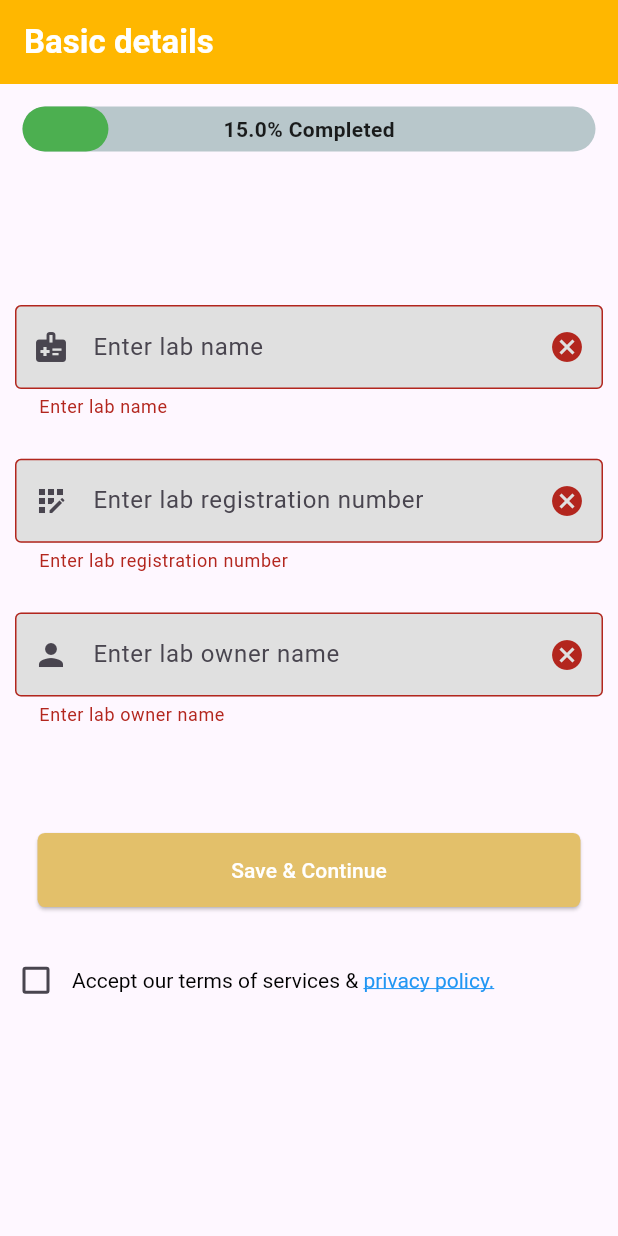
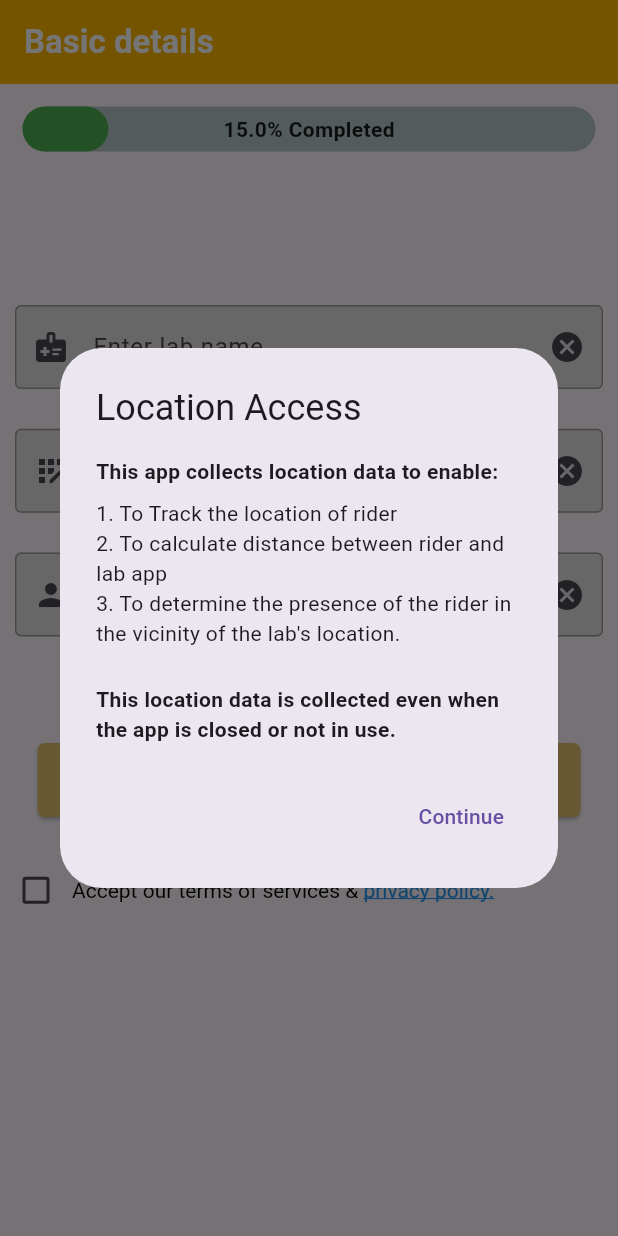
Before and after one commit to sarojKumarPadhi/lab_apk, a Flutter app: the UserRegistration screen opened directly, after a tap on "Save & Continue", on a phone screen of 412 x 824 dp. Run offline on Flutter 3.47's test engine with Material 3 defaults, Android fonts, the phone set to English and light mode, and no system bars; drawn by our look-alikes of percent_indicator; our stand-ins replace animate_do, audioplayers, cached_network_image, cloud_firestore, connectivity_plus, firebase_auth and 22 more; missing offline and left inert: colorful_safe_area, flutter_geofire, flutter_phone_direct_caller, flutter_polyline_points, gif_view, mailer and 2 more; accounts and stored records are empty; project files that could hold a hidden picture were left out.

Commit message:
first commit

```diff
--- a/lib/auth/verifyOtp.dart
+++ b/lib/auth/verifyOtp.dart
@@ -17,7 +17,7 @@ verifyOtp(BuildContext context, String otpByInput) async {
       colorText: Colors.white,
       icon: const Icon(Icons.dangerous, color: Colors.white),
       "Alert",
-      "Enter a Valid Otp",
+      "Enter a Valid Otp ",
       backgroundColor: Colors.red,
     );
   }
--- a/lib/page/userRegistration.dart
+++ b/lib/page/userRegistration.dart
@@ -1,6 +1,8 @@
 import 'package:animate_do/animate_do.dart';
+import 'package:flutter/cupertino.dart';
 import 'package:flutter/gestures.dart';
 import 'package:flutter/material.dart';
+import 'package:flutter/services.dart';
 import 'package:get/get.dart';
 import 'package:get_storage/get_storage.dart';
 import 'package:jonk_lab/component/myTextField.dart';
@@ -25,18 +27,69 @@ class _UserRegistrationState extends State<UserRegistration> {
   TextEditingController labRegistrationController = TextEditingController();
   TextEditingController labOwnerNameController = TextEditingController();
   TernAndConditionsController ternAndConditionsController =
-  Get.put(TernAndConditionsController());
+      Get.put(TernAndConditionsController());
   GetStorage data = GetStorage();
 
   @override
   initState() {
     super.initState();
+    Future.delayed(Duration.zero, () {
+      _showProminentDisclosure();
+    });
+
     if (data.read("basicDetails") != null) {
       Map<String, dynamic> getData = data.read("basicDetails");
       labNameController.text = getData["labName"];
       labRegistrationController.text = getData["labRegistrationNumber"];
       labOwnerNameController.text = getData["labOwnerName"];
     }
+  }
+
+  void _showProminentDisclosure() {
+    showDialog(
+      context: context,
+      barrierDismissible:
+          false, // Dialog cannot be dismissed by tapping outside
+      builder: (context) => AlertDialog(
+        title: const Text('Location Access'),
+        content: const SingleChildScrollView(
+          child: Column(
+            crossAxisAlignment: CrossAxisAlignment.start,
+            children: [
+              Text(
+                'This app collects location data to enable:',
+                style: TextStyle(fontWeight: FontWeight.bold),
+              ),
+              SizedBox(height: 8),
+              Text('1. To Track the location of rider'),
+              Text('2. To calculate distance between rider and lab app'),
+              Text(
+                  "3. To determine the presence of the rider in the vicinity of the lab's location."),
+              SizedBox(height: 8),
+              SizedBox(height: 16),
+              Text(
+                'This location data is collected even when the app is closed or not in use.',
+                style: TextStyle(fontWeight: FontWeight.bold),
+              ),
+            ],
+          ),
+        ),
+        actions: <Widget>[
+          TextButton(
+            onPressed: () {
+              Navigator.pop(context); // Close the dialog
+              Get.to(const UserRegistration());
+            },
+            child: const Text('Continue'),
+          ),
+        ],
+      ),
+    ).then((value) {
+      // If the dialog is dismissed without pressing "Continue", exit the app
+      if (!value) {
+        SystemChannels.platform.invokeMethod('SystemNavigator.pop');
+      }
+    });
   }
 
   storeData() {
@@ -50,14 +103,9 @@ class _UserRegistrationState extends State<UserRegistration> {
 
   @override
   Widget build(BuildContext context) {
-    deviceWidth = MediaQuery
-        .of(context)
-        .size
-        .width;
-    deviceHeight = MediaQuery
-        .of(context)
-        .size
-        .height;
+    deviceWidth = MediaQuery.of(context).size.width;
+    deviceHeight = MediaQuery.of(context).size.height;
+
     return Scaffold(
       appBar: AppBar(
         iconTheme: const IconThemeData(color: Colors.white),
@@ -133,16 +181,15 @@ class _UserRegistrationState extends State<UserRegistration> {
                 child: SizedBox(
                     width: deviceWidth! - 50,
                     height: deviceHeight! * .06,
-                    child: Obx(() =>
-                        ElevatedButton(
+                    child: Obx(() => ElevatedButton(
                           onPressed: () {
                             if (_formKey.currentState!.validate()) {
                               if (ternAndConditionsController.isChecked.value) {
                                 showDialog(
                                   context: context,
                                   barrierDismissible: false,
-                                  builder: (
-                                      context) => const CircularProgress(),
+                                  builder: (context) =>
+                                      const CircularProgress(),
                                 );
                                 registrationPercentage = 0.30;
 
@@ -150,20 +197,22 @@ class _UserRegistrationState extends State<UserRegistration> {
                                 storeData();
                                 Future.delayed(
                                   const Duration(milliseconds: 2000),
-                                      () {
+                                  () {
                                     Get.to(() => const UserRegistration1(),
-                                        duration:
-                                        const Duration(milliseconds: 400),
-                                        transition: Transition.circularReveal)
+                                            duration: const Duration(
+                                                milliseconds: 400),
+                                            transition:
+                                                Transition.circularReveal)
                                         ?.then((value) {
                                       Navigator.pop(context);
                                     });
                                   },
                                 );
-                              }
-                              else {
+                              } else {
                                 ScaffoldMessenger.of(context).showSnackBar(
-                                    const SnackBar(content: Text("Please Accept Terms & Conditions")));
+                                    const SnackBar(
+                                        content: Text(
+                                            "Please Accept Terms & Conditions")));
                               }
                             }
                           },
@@ -188,26 +237,25 @@ class _UserRegistrationState extends State<UserRegistration> {
                 duration: const Duration(milliseconds: 3000),
                 child: Row(
                   children: [
-                    Obx(() =>
-                        Checkbox(
+                    Obx(() => Checkbox(
                           checkColor: Colors.blue,
                           activeColor: Colors.black,
                           value: ternAndConditionsController.isChecked.value,
                           onChanged: (bool? value) {
                             setState(() {
                               ternAndConditionsController.isChecked.value =
-                              value!;
+                                  value!;
                             });
                           },
                         )),
                     RichText(
                       text: TextSpan(
                         text: 'Accept our terms of services & ',
-                        style: TextStyle(color: Colors.black),
+                        style: const TextStyle(color: Colors.black),
                         children: <TextSpan>[
                           TextSpan(
                             text: 'privacy policy.',
-                            style: TextStyle(
+                            style: const TextStyle(
                               color: Colors.blue,
                               decoration: TextDecoration.underline,
                             ),
@@ -241,3 +289,55 @@ class _UserRegistrationState extends State<UserRegistration> {
 class TernAndConditionsController extends GetxController {
   RxBool isChecked = false.obs;
 }
+
+
+
+    // showDialog(
+    //     context: context,
+    //     builder: (BuildContext context) {
+    //       return AlertDialog(
+    //         title: const Text('Location Access'),
+    //         content: const SingleChildScrollView(
+    //           child: Column(
+    //             crossAxisAlignment: CrossAxisAlignment.start,
+    //             children: [
+    //               Text(
+    //                 'This app collects location data to enable:',
+    //                 style: TextStyle(fontWeight: FontWeight.bold),
+    //               ),
+    //               SizedBox(height: 8),
+    //               Text('Feature 1'),
+    //               Text('Feature 2'),
+    //               Text('Feature 3'),
+    //               SizedBox(height: 8),
+    //               Text(
+    //                 'This data is also used to provide ads/support advertising/support ads.',
+    //                 style: TextStyle(fontStyle: FontStyle.italic),
+    //               ),
+    //               SizedBox(height: 16),
+    //               Text(
+    //                 'This location data is collected even when the app is closed or not in use.',
+    //                 style: TextStyle(fontWeight: FontWeight.bold),
+    //               ),
+    //             ],
+    //           ),
+    //         ),
+    //         actions: <Widget>[
+    //           TextButton(
+    //             onPressed: () {
+    //               Navigator.pop(context); // Close the dialog
+    //               // Continue app initialization
+    //             },
+    //             child: const Text('Accept'),
+    //           ),
+    //           TextButton(
+    //             onPressed: () {
+    //               Navigator.pop(context); // Close the dialog
+    //               // Handle denial of location access
+    //             },
+    //             child: const Text('Deny'),
+    //           ),
+    //         ],
+    //       );
+    //     },
+    //   );
--- a/pubspec.yaml
+++ b/pubspec.yaml
@@ -87,7 +87,7 @@ dependencies:
   connectivity_plus: ^5.0.2
   carousel_slider: ^4.2.1
   flutter_custom_selector: ^0.0.3
-  permission_handler: ^11.3.0
+  permission_handler: ^11.3.1
   flutter_animated_button: ^2.0.3
   flutter_geofire: ^2.0.3
   mailer: ^6.1.0
@@ -99,6 +99,7 @@ dependencies:
   telephony: ^0.2.0
   dropdown_search: ^5.0.6
   flutter_launcher_icons: ^0.13.1
+  logger: ^2.2.0
 
 ## google map related packages
 google_maps_flutter: ^2.5.2
```
Also changed, not shown: lib/auth/sendOtp.dart (+10 -7 lines), lib/main.dart (+0 -7 lines), lib/page/homePage.dart (+34 -35 lines), lib/page/new_patient1.dart (+3 -16 lines), lib/page/otpVerify.dart (+12 -19 lines), lib/page/userRegistration2.dart (+7 -7 lines), pubspec.lock, 3 other files.
